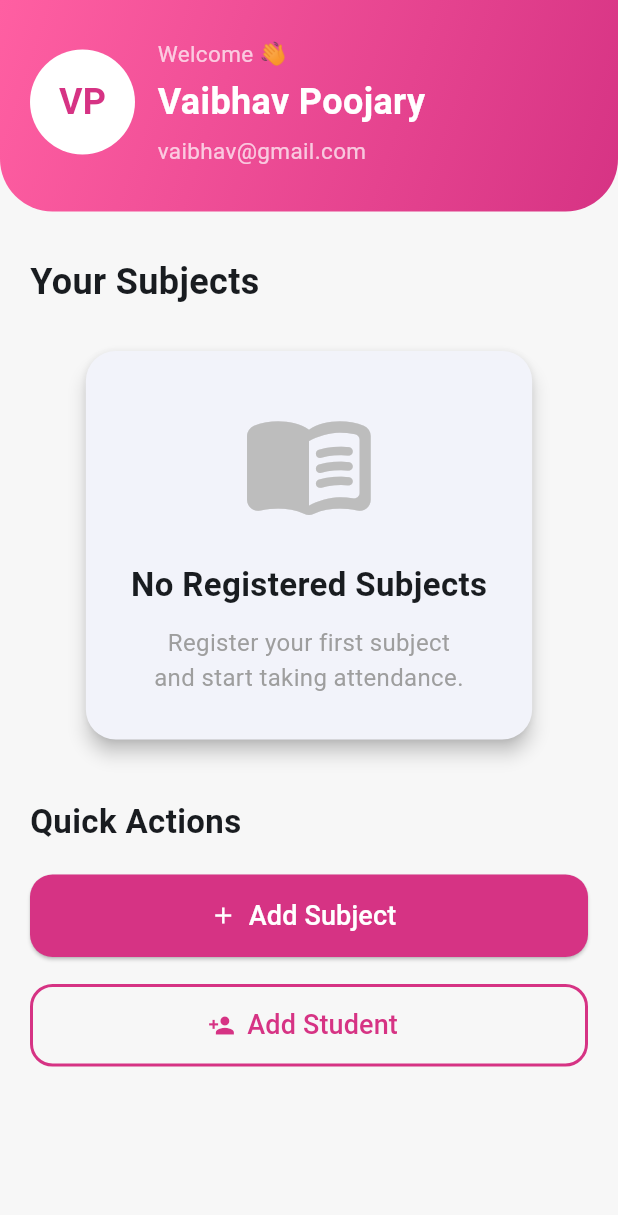
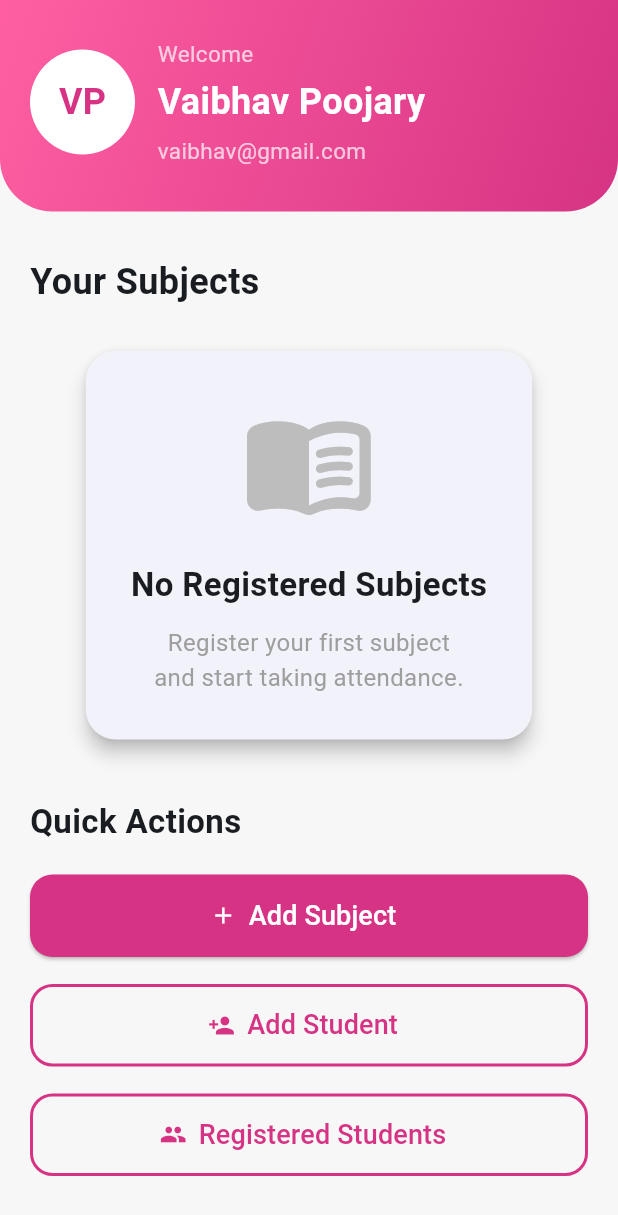
Before and after one commit to Vaibhavvpoojary/Digital_Attendance, a Flutter app: the HomeScreen screen opened directly, on a phone screen of 412 x 824 dp. Shown: the top 1215 px of the screen. Run offline on Flutter 3.47's test engine with Material 3 defaults, Android fonts, the phone set to English and light mode, and no system bars; our stand-ins replace sqflite; accounts and stored records are empty.

Commit message:
Added a new button to see all the registered students by the lecturer

```diff
--- a/lib/models/student.dart
+++ b/lib/models/student.dart
@@ -0,0 +1,60 @@
+class Student {
+  int? id;
+  String studentName;
+  String usn;
+  int semester;
+  String section;
+  String year;
+
+  Student({
+    this.id,
+    required this.studentName,
+    required this.usn,
+    required this.semester,
+    required this.section,
+    required this.year,
+  });
+
+
+  // Convert Student object into Map for SQLite
+  Map<String, dynamic> toMap() {
+
+    return {
+
+      'id': id,
+
+      'student_name': studentName,
+
+      'usn': usn,
+
+      'semester': semester,
+
+      'section': section,
+
+      'year': year,
+
+    };
+  }
+
+
+
+  // Convert SQLite Map into Student object
+  factory Student.fromMap(Map<String, dynamic> map) {
+
+    return Student(
+
+      id: map['id'],
+
+      studentName: map['student_name'],
+
+      usn: map['usn'],
+
+      semester: map['semester'],
+
+      section: map['section'],
+
+      year: map['year'],
+
+    );
+  }
+}
--- a/lib/screens/home/home_screen.dart
+++ b/lib/screens/home/home_screen.dart
@@ -5,6 +5,7 @@ import '../../models/subject.dart';
 import '../student/add_student_screen.dart';
 import '../subject/add_subject_screen.dart';
 import '../subject/subject_details_screen.dart';
+import '../student/registered_students_screen.dart';
 
 class HomeScreen extends StatefulWidget {
   const HomeScreen({super.key});
@@ -95,7 +96,7 @@ class _HomeScreenState extends State<HomeScreen> {
                         crossAxisAlignment: CrossAxisAlignment.start,
                         children: [
                           Text(
-                            "Welcome 👋",
+                            "Welcome ",
                             style: TextStyle(
                               color: Colors.white70,
                               fontSize: 15,
@@ -364,6 +365,46 @@ class _HomeScreenState extends State<HomeScreen> {
                 ),
               ),
 
+              const SizedBox(height: 18),
+
+              Padding(
+                padding: const EdgeInsets.symmetric(horizontal: 20),
+                child: SizedBox(
+                  width: double.infinity,
+                  height: 55,
+                  child: OutlinedButton.icon(
+                    onPressed: () {
+                      Navigator.push(
+                        context,
+                        MaterialPageRoute(
+                          builder: (context) => const RegisteredStudentsScreen(),
+                        ),
+                      );
+                    },
+                    icon: const Icon(
+                      Icons.people,
+                      color: Color(0xFFD63384),
+                    ),
+                    label: const Text(
+                      "Registered Students",
+                      style: TextStyle(
+                        color: Color(0xFFD63384),
+                        fontSize: 18,
+                      ),
+                    ),
+                    style: OutlinedButton.styleFrom(
+                      side: const BorderSide(
+                        color: Color(0xFFD63384),
+                        width: 2,
+                      ),
+                      shape: RoundedRectangleBorder(
+                        borderRadius: BorderRadius.circular(15),
+                      ),
+                    ),
+                  ),
+                ),
+              ),
+
               const SizedBox(height: 35),
             ],
           ),
```
Also changed, not shown: lib/database/database_helper.dart (+70 -2 lines), lib/screens/student/add_student_screen.dart (+39 -1 lines), lib/screens/student/registered_students_screen.dart (added, +201 -0 lines).
